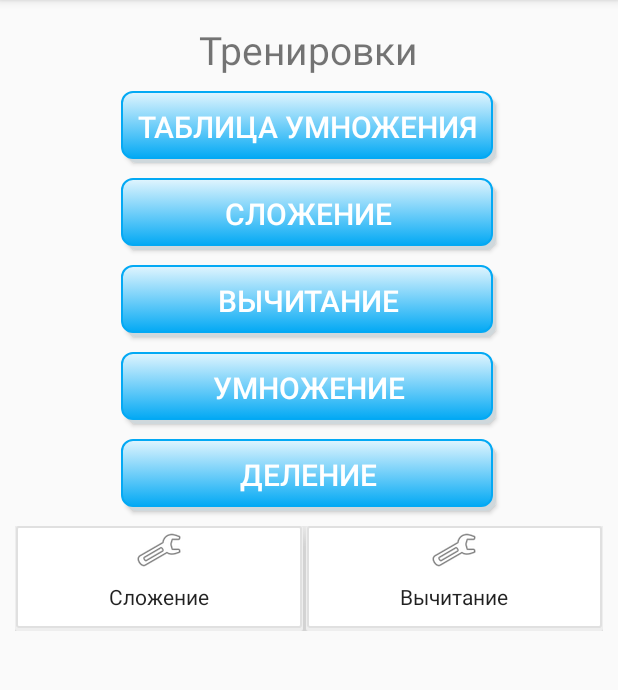
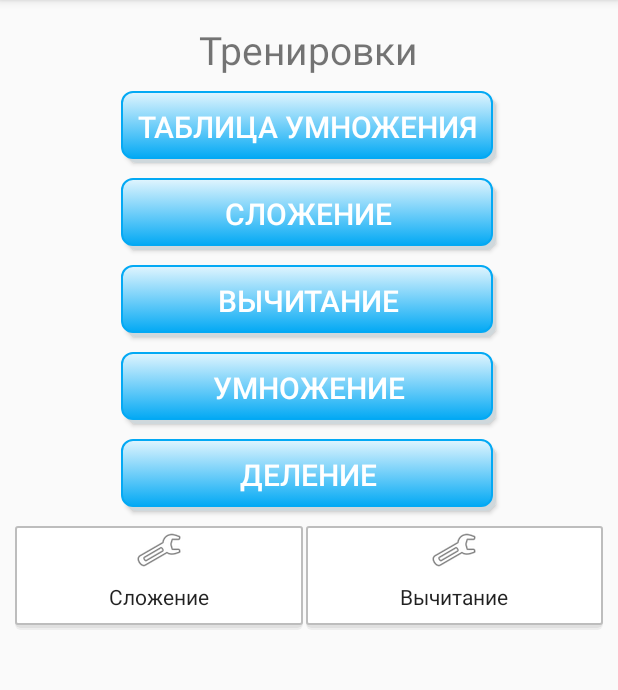
Before and after one commit to mogsev/MyApplication, an Android app: the screen it shows after launch (MyActivity), in the options menu, after a tap on "Settings", on a phone screen of 412 x 824 dp, the part 84-774 px from its top. Run offline under Robolectric (Android 15) with nearby library versions, the light colour scheme and no system bars.

Commit message:
update home

```diff
--- a/app/build.gradle
+++ b/app/build.gradle
@@ -22,5 +22,5 @@ android {
 
 dependencies {
     compile fileTree(include: ['*.jar'], dir: 'libs')
-    compile 'com.android.support:appcompat-v7:22.0.+'
+    compile 'com.android.support:appcompat-v7:22.2.0'
 }
--- a/app/src/main/AndroidManifest.xml
+++ b/app/src/main/AndroidManifest.xml
@@ -6,7 +6,8 @@
         android:allowBackup="true"
         android:icon="@mipmap/test_math_logo"
         android:label="@string/app_name"
-        android:theme="@style/AppTheme" >
+        android:theme="@style/Theme.AppCompat.Light"
+        >
         <activity
             android:name=".MyActivity"
             android:label="@string/app_name" >
@@ -36,6 +37,4 @@
             android:label="@string/title_table_multiplication">
         </activity>
     </application>
-
-
 </manifest>
--- a/app/src/main/java/com/mogsev/myapplication/MyActivity.java
+++ b/app/src/main/java/com/mogsev/myapplication/MyActivity.java
@@ -3,7 +3,7 @@ package com.mogsev.myapplication;
 import android.app.AlertDialog;
 import android.content.Intent;
 import android.os.Bundle;
-import android.support.v7.app.ActionBarActivity;
+import android.support.v7.app.AppCompatActivity;
 import android.view.LayoutInflater;
 import android.view.Menu;
 import android.view.MenuItem;
@@ -16,7 +16,7 @@ import com.mogsev.myapplication.activity.SubtractionActivity;
 import com.mogsev.myapplication.activity.SumActivity;
 import com.mogsev.myapplication.activity.TableMultiplicationActivity;
 
-public class MyActivity extends ActionBarActivity {
+public class MyActivity extends AppCompatActivity {
 
     @Override
     protected void onCreate(Bundle savedInstanceState) {
--- a/app/src/main/java/com/mogsev/myapplication/util/MathTraining.java
+++ b/app/src/main/java/com/mogsev/myapplication/util/MathTraining.java
@@ -1,10 +1,10 @@
 package com.mogsev.myapplication.util;
 
-import android.app.Activity;
 import android.app.AlertDialog;
 import android.content.DialogInterface;
 import android.graphics.Color;
 import android.os.Bundle;
+import android.support.v7.app.AppCompatActivity;
 import android.view.View;
 import android.widget.Button;
 import android.widget.TextView;
@@ -17,7 +17,7 @@ import java.util.ArrayList;
 /**
  * Created by zhenya on 24.06.2015.
  */
-public abstract class MathTraining extends Activity {
+public abstract class MathTraining extends AppCompatActivity {
     public static final String RANDOM_VALUE = "RANDOM_VALUE";
     public static final String MATH_RESULT = "MATH_RESULT";
     public ArrayList<Integer> list;
--- a/app/src/main/res/drawable/layout_main_option.xml
+++ b/app/src/main/res/drawable/layout_main_option.xml
@@ -3,29 +3,36 @@
     <item android:state_pressed="false">
         <layer-list>
             <!-- shadow for button -->
-            <item>
+            <item android:bottom="1dp">
                 <shape android:shape="rectangle">
                     <solid android:color="@color/gray_200" />
-                    <corners android:radius="1dp"/>
+                    <corners android:radius="4dp"/>
+                </shape>
+            </item>
+            <item android:bottom="2dp">
+                <shape android:shape="rectangle">
+                    <solid android:color="@color/gray_300" />
+                    <corners android:radius="4dp"/>
                 </shape>
             </item>
             <!-- the layer is for a main bottom -->
-            <item android:right="1dp" android:left="1dp" android:bottom="2dp">
+            <item android:bottom="4dp">
                 <shape android:shape="rectangle">
                     <solid android:color="@android:color/white"/>
                     <corners android:radius="1dp"/>
-                    <stroke android:width="1dp" android:color="@color/gray_300" />
+                    <stroke android:width="1dp" android:color="@color/gray_400" />
                 </shape>
             </item>
         </layer-list>
     </item>
+    <!-- when "state_pressed" the layer is for a main bottom -->
     <item android:state_pressed="true" >
         <layer-list>
-            <!-- the layer is for a main bottom -->
             <item>
                 <shape android:shape="rectangle">
                     <corners android:radius="1dp"/>
                     <solid android:color="@color/gray_200"/>
+                    <stroke android:width="1dp" android:color="@color/gray_400" />
                 </shape>
             </item>
         </layer-list>
--- a/app/src/main/res/layout/activity_my.xml
+++ b/app/src/main/res/layout/activity_my.xml
@@ -87,7 +87,8 @@
         android:layout_width="fill_parent"
         android:layout_height="match_parent"
         android:layout_gravity="center_horizontal"
-        android:layout_marginTop="10dp">
+        android:layout_marginTop="10dp"
+        android:clipToPadding="false">
 
         <TableRow
             android:layout_width="match_parent"
@@ -99,10 +100,9 @@
                 android:layout_height="70dp"
                 android:layout_span="1"
                 android:layout_weight="1"
-                android:background="@drawable/layout_main_option"
                 android:id="@+id/liner1"
                 android:onClick="startActivityTraining"
-                android:elevation="10dp">
+                android:background="@drawable/layout_main_option">
 
                 <Space
                     android:layout_width="5dp"
@@ -141,8 +141,7 @@
                 android:layout_span="1"
                 android:layout_weight="1"
                 android:background="@drawable/layout_main_option"
-                android:onClick="startActivityTraining"
-                android:elevation="10dp">
+                android:onClick="startActivityTraining">
 
                 <Space
                     android:layout_width="5dp"
@@ -168,7 +167,6 @@
                     android:layout_below="@+id/space_2"
                     android:layout_centerHorizontal="true"
                     android:textColor="@color/primary_text_default_material_light"/>
-
             </RelativeLayout>
 
 
```
Also changed, not shown: 1 other file.
